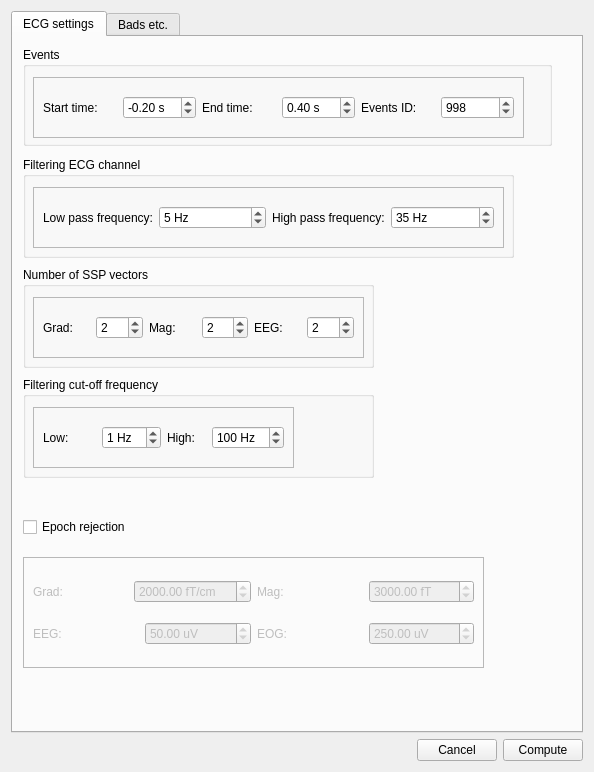
The window that hoksotin/ui/qt4Designer/ecgParametersDialog.ui (cibr-jyu/meggie) describes before a commit, drawn with Qt 5.
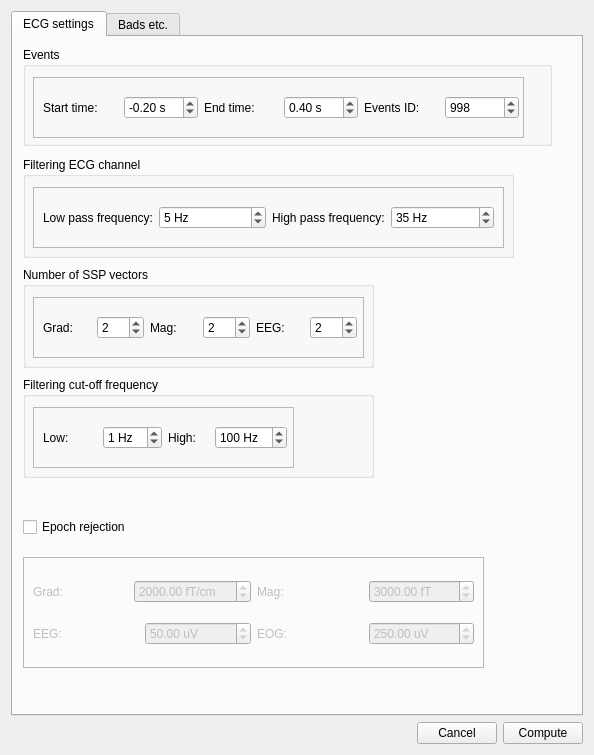
The same window after the commit.

What changed in the file:
```diff
--- a/hoksotin/ui/qt4Designer/ecgParametersDialog.ui
+++ b/hoksotin/ui/qt4Designer/ecgParametersDialog.ui
@@ -7,7 +7,7 @@
     <x>0</x>
     <y>0</y>
     <width>594</width>
-    <height>772</height>
+    <height>755</height>
    </rect>
   </property>
   <property name="windowTitle">
@@ -55,7 +55,7 @@
           <rect>
            <x>10</x>
            <y>10</y>
-           <width>241</width>
+           <width>244</width>
            <height>41</height>
           </rect>
          </property>
@@ -227,7 +227,7 @@
           <rect>
            <x>10</x>
            <y>10</y>
-           <width>311</width>
+           <width>314</width>
            <height>41</height>
           </rect>
          </property>
@@ -322,7 +322,7 @@
           <rect>
            <x>10</x>
            <y>10</y>
-           <width>471</width>
+           <width>476</width>
            <height>41</height>
           </rect>
          </property>
```
Left out of the diff: 4 changed lines with no effect on the pictures.
